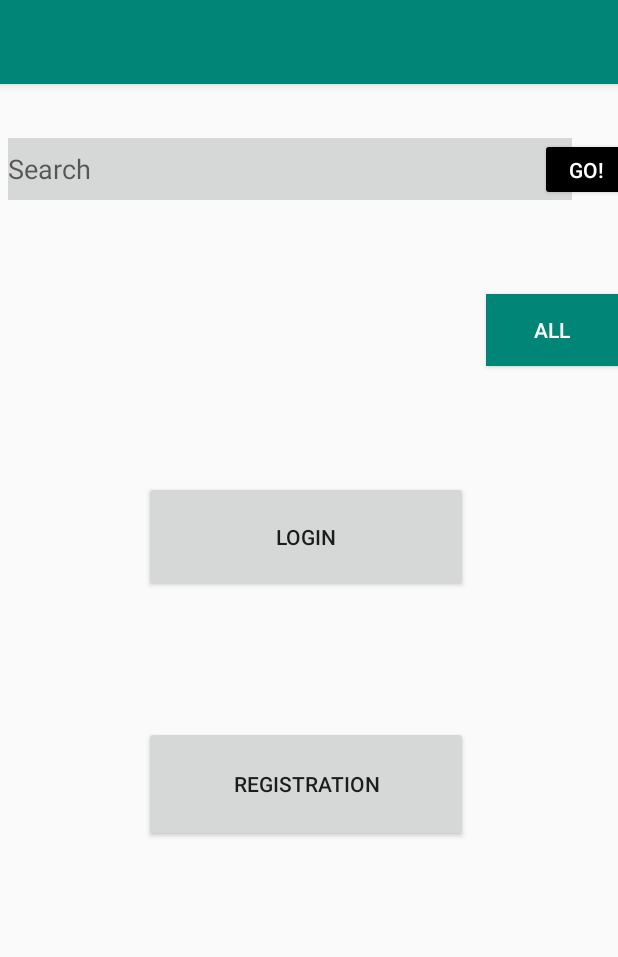
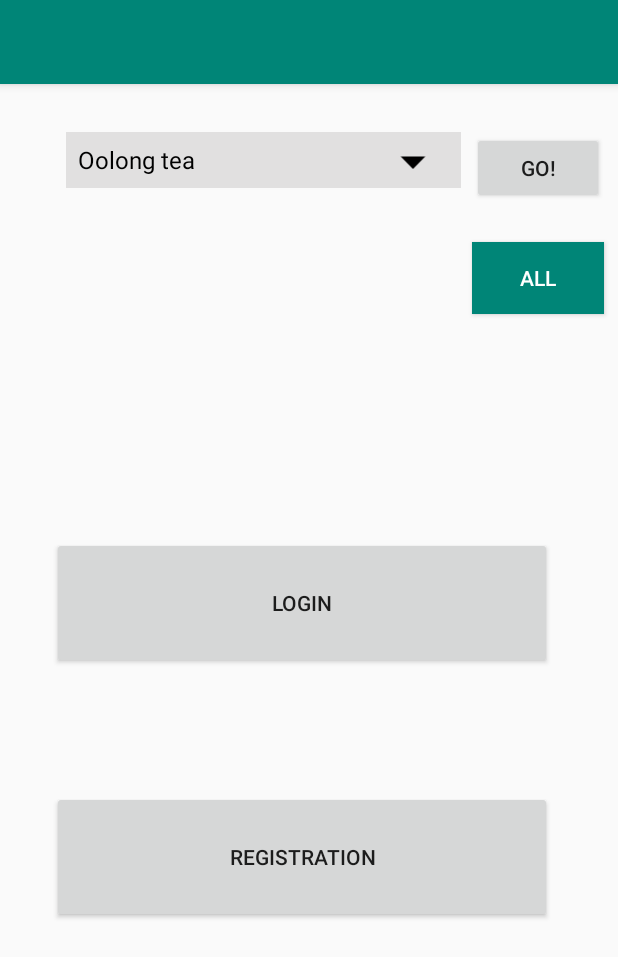
Before and after one commit to kayukbb/VendingMachine, an Android app: the screen it shows after launch (MainActivity), on a phone screen of 412 x 824 dp. Shown: the top 957 px of the screen. Run offline under Robolectric (Android 15) with nearby library versions, the phone set to English and light mode, and no system bars; our stand-ins replace Firebase (no records; nobody signed in at launch, a user with empty details on screens opened directly).

Commit message:
alg for sorting

```diff
--- a/app/src/main/AndroidManifest.xml
+++ b/app/src/main/AndroidManifest.xml
@@ -9,7 +9,8 @@
         android:roundIcon="@mipmap/ic_launcher_round"
         android:supportsRtl="true"
         android:theme="@style/AppTheme">
-        <activity android:name=".RegActivity"></activity>
+        <activity android:name=".ShowMachineActivity"></activity>
+        <activity android:name=".RegActivity" />
         <activity android:name="com.example.drinkingmachine.RegActivity" />
         <activity android:name=".LoginActivity" />
         <activity
--- a/app/src/main/java/com/example/drinkmachine/MainActivity.java
+++ b/app/src/main/java/com/example/drinkmachine/MainActivity.java
@@ -3,32 +3,85 @@ package com.example.drinkmachine;
 import android.content.Intent;
 import android.os.Bundle;
 import android.view.View;
+import android.widget.AdapterView;
+import android.widget.ArrayAdapter;
 import android.widget.Button;
+import android.widget.Spinner;
 import android.widget.Toast;
 
+import androidx.annotation.NonNull;
 import androidx.appcompat.app.AppCompatActivity;
-import androidx.appcompat.widget.Toolbar;
+
+import com.google.firebase.database.DataSnapshot;
+import com.google.firebase.database.DatabaseError;
+import com.google.firebase.database.DatabaseReference;
+import com.google.firebase.database.FirebaseDatabase;
+import com.google.firebase.database.ValueEventListener;
+
+import java.util.ArrayList;
 
 public class MainActivity extends AppCompatActivity {
-
+    DatabaseReference Machine;
+    int maxid;
+    Spinner sort;
+    String SortText;
+    ArrayList<String> List =  new ArrayList<>();
     protected void onCreate(Bundle savedInstanceState) {
         super.onCreate(savedInstanceState);
         setContentView(R.layout.activity_main);
+        sort = findViewById(R.id.sorting);
+        String[] drinks = {"Oolong tea", "greentea","cola", "Lemon Tea", "tea"};
+        final ArrayAdapter<String> adapter = new ArrayAdapter<>(this, android.R.layout.simple_spinner_dropdown_item, drinks);
+        sort.setAdapter(adapter);
 
+        Machine = FirebaseDatabase.getInstance().getReference().child("Machine");
+        Button search;
         Button LogButton = (Button) findViewById(R.id.LogButton);
-        LogButton.setOnClickListener(new View.OnClickListener(){
-            public void onClick(View view){
+        LogButton.setOnClickListener(new View.OnClickListener() {
+            public void onClick(View view) {
                 Intent startIntent = new Intent(getApplicationContext(), LoginActivity.class);
                 startActivity(startIntent);
             }
         });
 
+
         Button Reg_Button = (Button) findViewById(R.id.Reg_Button);
-        Reg_Button.setOnClickListener(new View.OnClickListener(){
-            public void onClick(View view){
+        Reg_Button.setOnClickListener(new View.OnClickListener() {
+            public void onClick(View view) {
                 Intent startIntent = new Intent(getApplicationContext(), RegActivity.class);
                 startActivity(startIntent);
             }
         });
+
+
+        search = (Button) findViewById(R.id.go);
+        search.setOnClickListener(new View.OnClickListener() {
+            @Override
+            public void onClick(View v) {
+
+                Machine.addValueEventListener(new ValueEventListener() {
+                    @Override
+                    public void onDataChange(@NonNull DataSnapshot dataSnapshot) {
+                        List.clear();
+                        SortText = sort.getSelectedItem().toString();
+                        if(dataSnapshot.exists())
+                            maxid=((int)dataSnapshot.getChildrenCount());
+                        for(int i = 1; i <= maxid; i++) {
+                            if(dataSnapshot.child(String.valueOf(i)).child(SortText).exists()){
+                                List.add(String.valueOf(i));
+                            }
+                        }
+                        Intent intent = new Intent(MainActivity.this, ShowMachineActivity.class);
+                        intent.putExtra("SortArray", List);
+                        startActivity(intent);
+                    }
+                    @Override
+                    public void onCancelled(@NonNull DatabaseError databaseError) {
+                    }
+                });
+
+            }
+        });
+
     }
 }
--- /dev/null
+++ b/app/src/main/java/com/example/drinkmachine/ShowMachineActivity.java
@@ -0,0 +1,22 @@
+package com.example.drinkmachine;
+
+import androidx.appcompat.app.AppCompatActivity;
+
+import android.os.Bundle;
+import android.widget.ArrayAdapter;
+import android.widget.ListView;
+
+import java.util.ArrayList;
+
+public class ShowMachineActivity extends AppCompatActivity {
+    @Override
+    protected void onCreate(Bundle savedInstanceState) {
+        super.onCreate(savedInstanceState);
+        setContentView(R.layout.activity_show_machine);
+        Bundle bundle = getIntent().getExtras();
+        ArrayList<String> VendingList = bundle.getStringArrayList("SortArray");
+        ListView listView = findViewById(R.id.listview);
+        ArrayAdapter<String> items = new ArrayAdapter<String>(this, android.R.layout.simple_list_item_1, VendingList);
+        listView.setAdapter(items);
+    }
+}
--- /dev/null
+++ b/app/src/main/res/drawable/ic_arrow_drop_down_black_24dp.xml
@@ -0,0 +1,9 @@
+<vector xmlns:android="http://schemas.android.com/apk/res/android"
+        android:width="24dp"
+        android:height="24dp"
+        android:viewportWidth="24.0"
+        android:viewportHeight="24.0">
+    <path
+        android:fillColor="#FF000000"
+        android:pathData="M7,10l5,5 5,-5z"/>
+</vector>
--- /dev/null
+++ b/app/src/main/res/layout/activity_show_machine.xml
@@ -0,0 +1,21 @@
+<?xml version="1.0" encoding="utf-8"?>
+<androidx.constraintlayout.widget.ConstraintLayout xmlns:android="http://schemas.android.com/apk/res/android"
+    xmlns:app="http://schemas.android.com/apk/res-auto"
+    xmlns:tools="http://schemas.android.com/tools"
+    android:layout_width="match_parent"
+    android:layout_height="match_parent"
+    tools:context="com.example.drinkmachine.ShowMachineActivity">
+
+    <ListView
+        android:id="@+id/listview"
+        android:layout_width="0dp"
+        android:layout_height="0dp"
+        android:layout_marginStart="1dp"
+        android:layout_marginTop="1dp"
+        android:layout_marginEnd="1dp"
+        android:layout_marginBottom="1dp"
+        app:layout_constraintBottom_toBottomOf="parent"
+        app:layout_constraintEnd_toEndOf="parent"
+        app:layout_constraintStart_toStartOf="parent"
+        app:layout_constraintTop_toTopOf="parent" />
+</androidx.constraintlayout.widget.ConstraintLayout>
--- a/app/src/main/res/layout/content_main.xml
+++ b/app/src/main/res/layout/content_main.xml
@@ -10,72 +10,78 @@
 
     <Button
         android:id="@+id/LogButton"
-        android:layout_width="216dp"
-        android:layout_height="74dp"
-        android:layout_marginStart="96dp"
+        android:layout_width="333dp"
+        android:layout_height="88dp"
         android:text="LOGIN"
-        app:layout_constraintBottom_toBottomOf="parent"
+        app:layout_constraintBottom_toTopOf="@+id/Reg_Button"
         app:layout_constraintEnd_toEndOf="parent"
-        app:layout_constraintHorizontal_bias="0.0"
+        app:layout_constraintHorizontal_bias="0.442"
         app:layout_constraintStart_toStartOf="parent"
         app:layout_constraintTop_toTopOf="parent"
-        app:layout_constraintVertical_bias="0.381" />
+        app:layout_constraintVertical_bias="0.787"
+        tools:visibility="visible" />
 
     <Button
         android:id="@+id/Reg_Button"
-        android:layout_width="216dp"
-        android:layout_height="77dp"
-        android:layout_marginStart="96dp"
+        android:layout_width="333dp"
+        android:layout_height="88dp"
         android:text="Registration"
         app:layout_constraintBottom_toBottomOf="parent"
         app:layout_constraintEnd_toEndOf="parent"
-        app:layout_constraintHorizontal_bias="0.0"
+        app:layout_constraintHorizontal_bias="0.443"
         app:layout_constraintStart_toStartOf="parent"
-        app:layout_constraintTop_toBottomOf="@+id/LogButton"
-        app:layout_constraintVertical_bias="0.254" />
+        app:layout_constraintTop_toBottomOf="@+id/All"
+        app:layout_constraintVertical_bias="0.604" />
 
-    <com.google.android.material.textfield.TextInputEditText
-        android:id="@+id/textInputEditText"
-        android:layout_width="376dp"
-        android:layout_height="41dp"
-        android:layout_marginTop="36dp"
-        android:background="?attr/colorButtonNormal"
-        android:hint="@android:string/search_go"
-        app:layout_constraintBottom_toBottomOf="parent"
+    <Button
+        android:id="@+id/All"
+        android:layout_width="wrap_content"
+        android:layout_height="wrap_content"
+        android:layout_marginTop="105dp"
+        android:layout_marginEnd="9dp"
+        android:background="@color/colorPrimary"
+        android:text="All"
+        android:textColor="@android:color/background_light"
         app:layout_constraintEnd_toEndOf="parent"
-        app:layout_constraintHorizontal_bias="0.142"
+        app:layout_constraintTop_toTopOf="parent" />
+
+    <Spinner
+        android:id="@+id/sorting"
+        android:layout_width="0dp"
+        android:layout_height="37dp"
+        android:layout_marginStart="44dp"
+        android:layout_marginTop="32dp"
+        android:layout_marginEnd="7dp"
+        android:background="#223D3939"
+        android:spinnerMode="dropdown"
+        app:layout_constraintBottom_toTopOf="@+id/LogButton"
+        app:layout_constraintEnd_toStartOf="@+id/go"
         app:layout_constraintStart_toStartOf="parent"
         app:layout_constraintTop_toTopOf="parent"
         app:layout_constraintVertical_bias="0.0" />
 
+    <ImageView
+        android:id="@+id/imageView"
+        android:layout_width="64dp"
+        android:layout_height="39dp"
+        app:layout_constraintBottom_toBottomOf="@+id/sorting"
+        app:layout_constraintEnd_toEndOf="@+id/sorting"
+        app:layout_constraintHorizontal_bias="1.0"
+        app:layout_constraintStart_toStartOf="@+id/sorting"
+        app:layout_constraintTop_toTopOf="@+id/sorting"
+        app:layout_constraintVertical_bias="0.0"
+        app:srcCompat="@drawable/ic_arrow_drop_down_black_24dp" />
+
     <Button
-        android:id="@+id/button4"
+        android:id="@+id/go"
         android:layout_width="wrap_content"
         android:layout_height="wrap_content"
-        android:layout_marginStart="240dp"
-        android:layout_marginTop="140dp"
-        android:background="@color/colorPrimary"
-        android:text="All"
-        android:textColor="@android:color/background_light"
-        app:layout_constraintBottom_toBottomOf="parent"
+        android:layout_marginTop="32dp"
+        android:layout_marginEnd="9dp"
+        android:text="GO!"
+        app:layout_constraintBottom_toTopOf="@+id/All"
         app:layout_constraintEnd_toEndOf="parent"
-        app:layout_constraintHorizontal_bias="1.0"
-        app:layout_constraintStart_toStartOf="parent"
-        app:layout_constraintTop_toTopOf="parent"
-        app:layout_constraintVertical_bias="0.0" />
-
-    <Button
-        android:id="@+id/button5"
-        android:layout_width="61dp"
-        android:layout_height="42dp"
-        android:layout_marginTop="36dp"
-        android:backgroundTint="@android:color/background_dark"
-        android:text="Go!"
-        android:textColor="@android:color/background_light"
-        app:layout_constraintBottom_toBottomOf="parent"
-        app:layout_constraintEnd_toEndOf="parent"
-        app:layout_constraintHorizontal_bias="0.71"
-        app:layout_constraintStart_toEndOf="@+id/textInputEditText"
+        app:layout_constraintStart_toEndOf="@+id/sorting"
         app:layout_constraintTop_toTopOf="parent"
         app:layout_constraintVertical_bias="0.0" />
 
```
